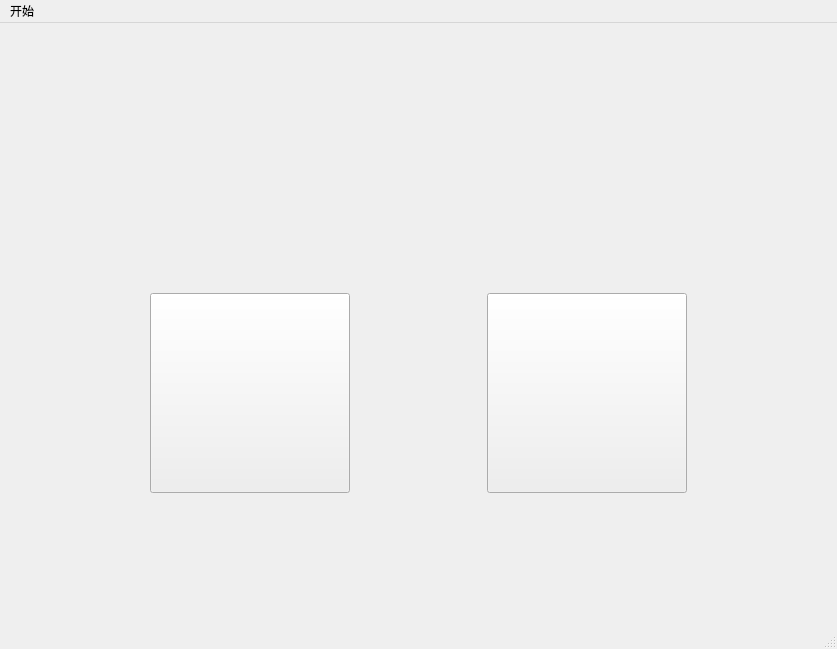
Old version of the form CircuitSimulator_in_Cpp/startwindow.ui in the repository Nowherechan/CircuitSimulator_in_Cpp.
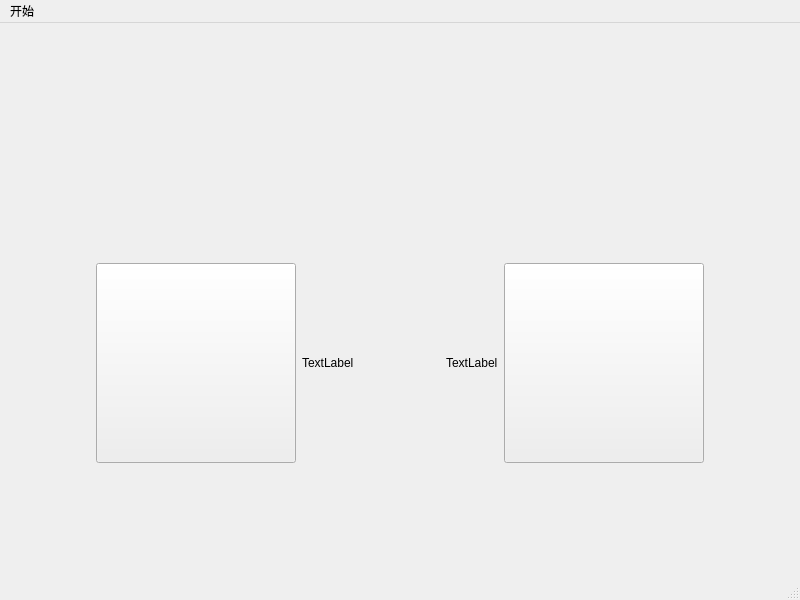
New version of the form. Icons and pictures are not drawn. Custom widgets are drawn as their Qt base class.

```diff
--- a/CircuitSimulator_in_Cpp/startwindow.ui
+++ b/CircuitSimulator_in_Cpp/startwindow.ui
@@ -6,8 +6,8 @@
    <rect>
     <x>0</x>
     <y>0</y>
-    <width>837</width>
-    <height>649</height>
+    <width>800</width>
+    <height>600</height>
    </rect>
   </property>
   <property name="minimumSize">
@@ -36,6 +36,12 @@
     </item>
     <item>
      <widget class="QLabel" name="title_Pic">
+      <property name="sizePolicy">
+       <sizepolicy hsizetype="Minimum" vsizetype="Minimum">
+        <horstretch>0</horstretch>
+        <verstretch>0</verstretch>
+       </sizepolicy>
+      </property>
       <property name="text">
        <string/>
       </property>
@@ -63,6 +69,18 @@
     <item>
      <widget class="QWidget" name="widget" native="true">
       <layout class="QHBoxLayout" name="horizontalLayout">
+       <property name="leftMargin">
+        <number>0</number>
+       </property>
+       <property name="topMargin">
+        <number>0</number>
+       </property>
+       <property name="rightMargin">
+        <number>0</number>
+       </property>
+       <property name="bottomMargin">
+        <number>0</number>
+       </property>
        <item>
         <spacer name="horizontalSpacer">
          <property name="orientation">
@@ -107,6 +125,13 @@
          </property>
         </widget>
        </item>
+       <item>
+        <widget class="QLabel" name="label_Digital">
+         <property name="text">
+          <string>TextLabel</string>
+         </property>
+        </widget>
+       </item>
        <item>
         <spacer name="horizontalSpacer_2">
          <property name="orientation">
@@ -120,6 +145,13 @@
          </property>
         </spacer>
        </item>
+       <item>
+        <widget class="QLabel" name="label_Analog">
+         <property name="text">
+          <string>TextLabel</string>
+         </property>
+        </widget>
+       </item>
        <item>
         <widget class="Animation_Btn" name="btn_Analog">
          <property name="sizePolicy">
@@ -187,17 +219,17 @@
     <rect>
      <x>0</x>
      <y>0</y>
-     <width>837</width>
+     <width>800</width>
      <height>26</height>
     </rect>
    </property>
-   <widget class="QMenu" name="menu">
+   <widget class="QMenu" name="menu_Start">
     <property name="title">
      <string>开始</string>
     </property>
     <addaction name="actionexit"/>
    </widget>
-   <addaction name="menu"/>
+   <addaction name="menu_Start"/>
   </widget>
   <widget class="QStatusBar" name="statusbar"/>
   <action name="actionexit">
```
Left out of the diff: 2 changed lines with no effect on the pictures.
